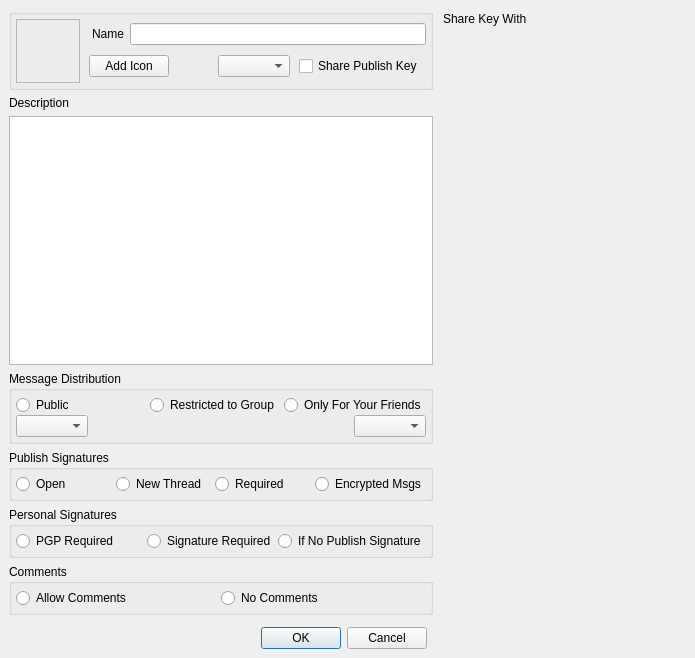
This is retroshare-gui/src/gui/gxs/GxsGroupDialog.ui in RetroShare/RetroShare as Qt 5 draws it before an edit. The edited form follows.
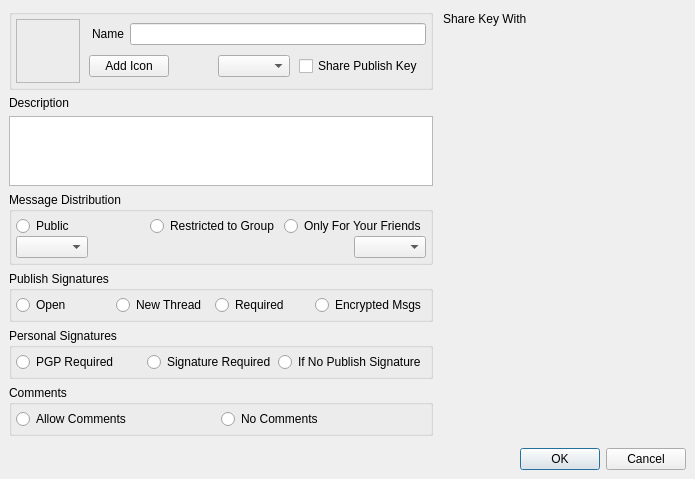
This is the edited form. Icons and pictures are not drawn. Custom widgets are drawn as their Qt base class.

Commit message: Changed icons and default text fixed layout, at bottom display only Create and Cancel Buttons

The edit to the form file:
```diff
--- a/retroshare-gui/src/gui/gxs/GxsGroupDialog.ui
+++ b/retroshare-gui/src/gui/gxs/GxsGroupDialog.ui
@@ -7,7 +7,7 @@
     <x>0</x>
     <y>0</y>
     <width>695</width>
-    <height>658</height>
+    <height>448</height>
    </rect>
   </property>
   <property name="windowTitle">
@@ -35,8 +35,8 @@
      <property name="frameShadow">
       <enum>QFrame::Raised</enum>
      </property>
-     <layout class="QGridLayout" name="gridLayout_2">
-      <item row="0" column="0" colspan="3">
+     <layout class="QGridLayout" name="gridLayout">
+      <item row="0" column="0">
        <widget class="QGroupBox" name="groupBoxLogo">
         <property name="title">
          <string/>
@@ -156,7 +156,7 @@
         </layout>
        </widget>
       </item>
-      <item row="0" column="3" rowspan="8">
+      <item row="0" column="1" rowspan="6">
        <widget class="QDockWidget" name="contactsdockWidget">
         <property name="enabled">
          <bool>true</bool>
@@ -243,7 +243,7 @@
         </widget>
        </widget>
       </item>
-      <item row="1" column="0" colspan="3">
+      <item row="1" column="0">
        <layout class="QVBoxLayout">
         <item>
          <widget class="QLabel" name="groupDescLabel">
@@ -257,7 +257,7 @@
         </item>
        </layout>
       </item>
-      <item row="2" column="0" colspan="3">
+      <item row="2" column="0">
        <widget class="QGroupBox" name="distribGroupBox">
         <property name="title">
          <string>Message Distribution</string>
@@ -323,7 +323,7 @@
         </layout>
        </widget>
       </item>
-      <item row="3" column="0" colspan="3">
+      <item row="3" column="0">
        <widget class="QGroupBox" name="publishGroupBox">
         <property name="title">
          <string>Publish Signatures</string>
@@ -366,7 +366,7 @@
         </layout>
        </widget>
       </item>
-      <item row="4" column="0" colspan="3">
+      <item row="4" column="0">
        <widget class="QGroupBox" name="personalGroupBox">
         <property name="title">
          <string>Personal Signatures</string>
@@ -402,7 +402,7 @@
         </layout>
        </widget>
       </item>
-      <item row="5" column="0" colspan="3">
+      <item row="5" column="0">
        <widget class="QGroupBox" name="commentGroupBox">
         <property name="title">
          <string>Comments</string>
@@ -431,7 +431,7 @@
         </layout>
        </widget>
       </item>
-      <item row="6" column="0" colspan="3">
+      <item row="6" column="0" colspan="2">
        <widget class="QFrame" name="extraFrame">
         <property name="frameShape">
          <enum>QFrame::StyledPanel</enum>
@@ -441,7 +441,7 @@
         </property>
        </widget>
       </item>
-      <item row="7" column="1">
+      <item row="7" column="0" colspan="2">
        <widget class="QDialogButtonBox" name="buttonBox">
         <property name="standardButtons">
          <set>QDialogButtonBox::Cancel|QDialogButtonBox::Ok</set>
```
Left out of the diff: 1 changed line with no effect on the pictures. The commit also changes 1 other file.
